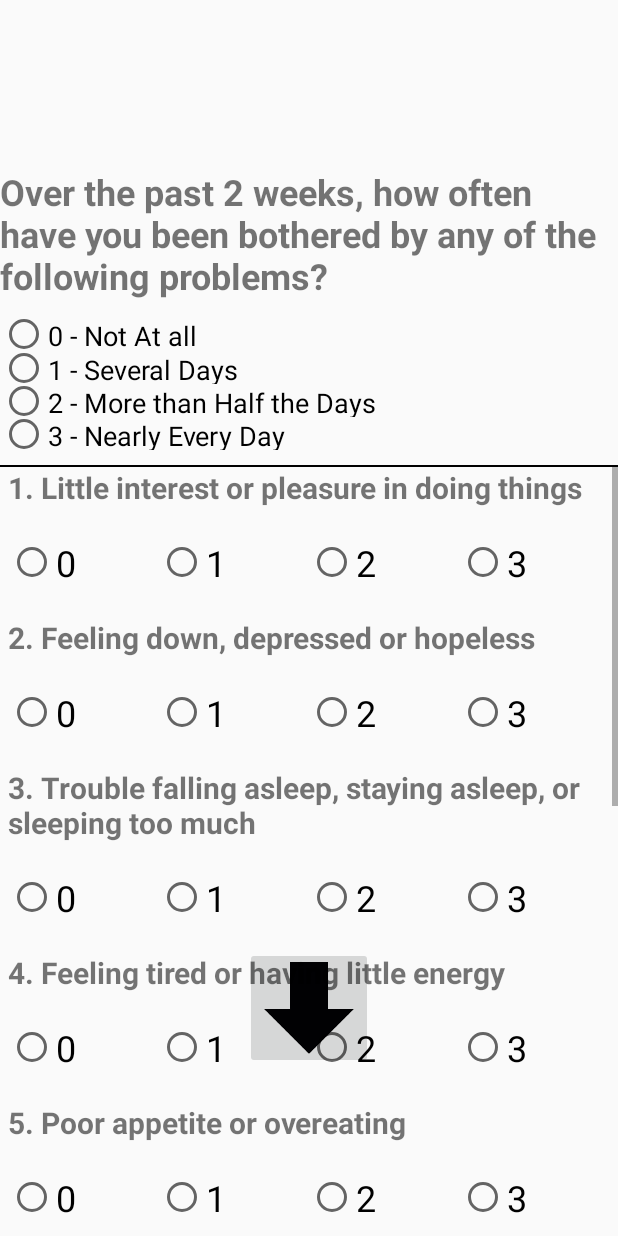
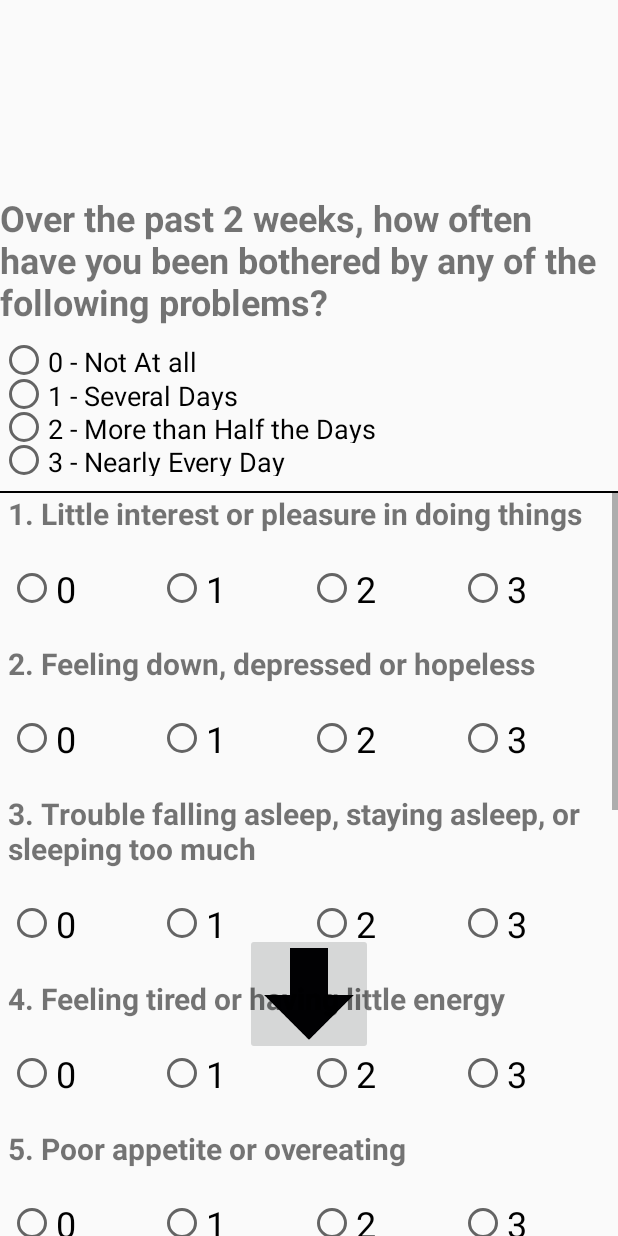
Before and after one commit to wootsy12/moodable-app, an Android app: the phqActivity screen opened directly, with no data from a screen before it, on a phone screen of 412 x 824 dp. Run offline under Robolectric (Android 15) with nearby library versions, the phone set to English and light mode, and no system bars.

Commit message:
Further PHQ-9 Changes

```diff
--- a/app/src/main/res/layout/content_phq.xml
+++ b/app/src/main/res/layout/content_phq.xml
@@ -11,6 +11,7 @@
         android:layout_width="0dp"
         android:layout_height="100dp"
         android:layout_marginBottom="272dp"
+        android:layout_marginTop="8dp"
         android:layout_weight="1"
         android:text="Over the past 2 weeks, how often have you been bothered by any of the following problems?"
         android:textAppearance="@android:style/TextAppearance.Material.Small"
@@ -86,7 +87,6 @@
         android:id="@+id/arrowBoy"
         android:layout_width="wrap_content"
         android:layout_height="wrap_content"
-        android:layout_marginTop="37dp"
         android:adjustViewBounds="true"
         android:maxWidth="85dp"
         android:maxHeight="85dp"
```
Also changed, not shown: app/src/main/java/com/example/alex/datascraper/phqActivity.java (+3 -6 lines).
